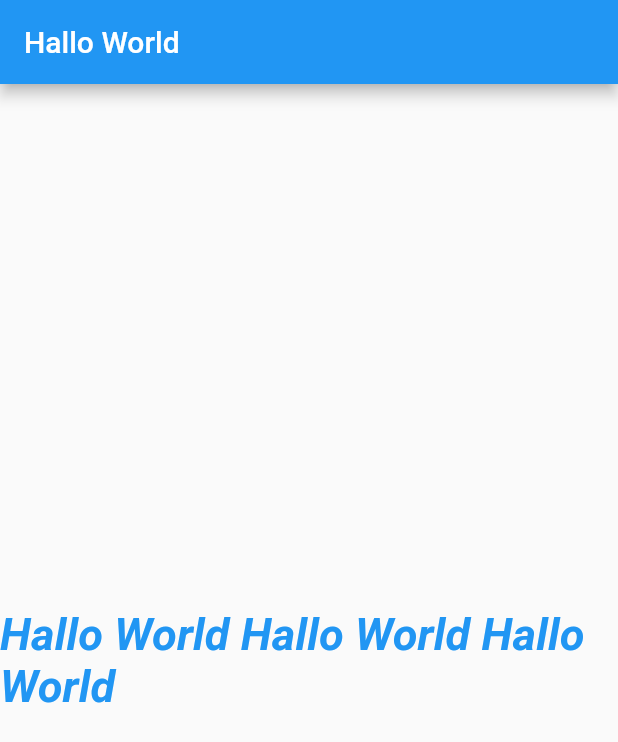
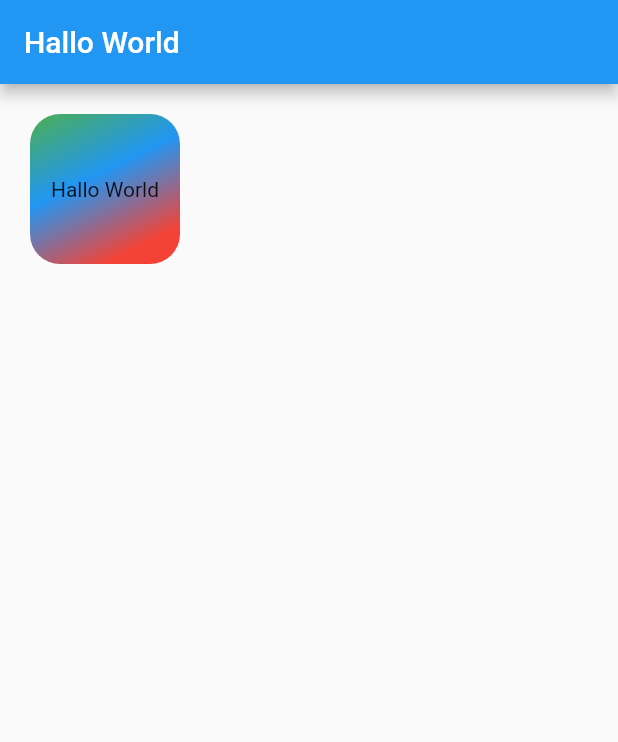
Before and after one commit to antonprafanto/flutter_learning_1, a Flutter app: the screen it shows after launch, on a phone screen of 412 x 824 dp. Shown: the top 742 px of the screen. Run offline on Flutter 3.47's test engine with Material 2 defaults, Android fonts, the light colour scheme and no system bars.

Commit message:
Container

```diff
--- a/lib/main.dart
+++ b/lib/main.dart
@@ -14,19 +14,27 @@ class MyApp extends StatelessWidget {
         appBar: AppBar(
           title: Text("Hallo World"),
         ),
-        body: Center(
-          child: Text("Hallo World Hallo World Hallo World",
-              maxLines: 2,
-              style: TextStyle(
-                color: Colors.blue,
-                fontSize: 30,
-                //decoration: TextDecoration.underline,
-                fontStyle: FontStyle.italic,
-                fontWeight: FontWeight.bold,
-                //letterSpacing: 10,
-                //wordSpacing: 1,
-                overflow: TextOverflow.ellipsis,
-              )),
+        body: Container(
+          alignment: Alignment.center,
+          margin: EdgeInsets.all(20),
+          //margin: EdgeInsets.only()
+          //margin: EdgeInsets.symmetric(horizontal: 30),
+          decoration: BoxDecoration(
+            color: Colors.blue,
+            //shape: BoxShape.circle,
+            borderRadius: BorderRadius.circular(20),
+            gradient: LinearGradient(
+              colors: [Colors.red, Colors.blue, Colors.green],
+              begin: Alignment.bottomCenter,
+              end: Alignment.topLeft,
+            ),
+          ),
+          //padding: EdgeInsets.all(5),
+          height: 100,
+          width: 100,
+          child: Text(
+            "Hallo World",
+          ),
         ),
       ),
     );
```
